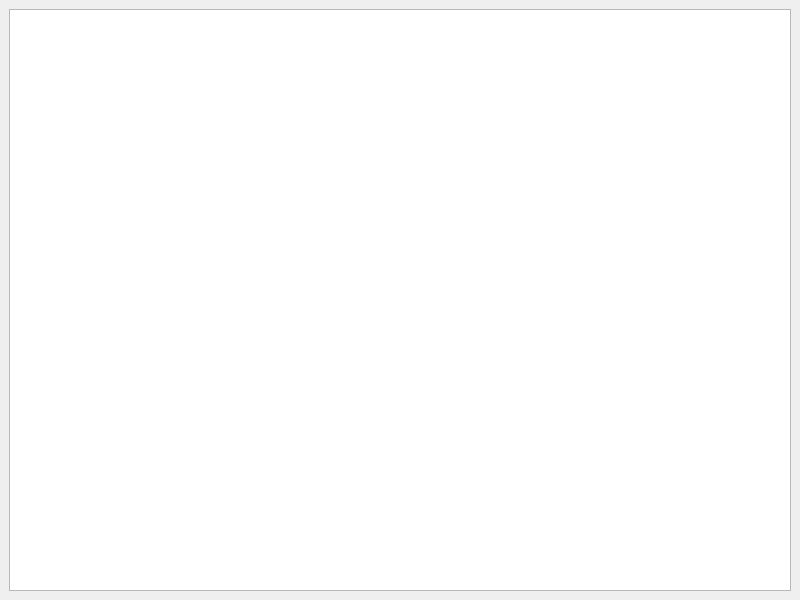
The window that 3/src/forms_ui/main_window.ui (dazzlemon/diit_121-ipz_y2_cg) describes before a commit, drawn with Qt 5.
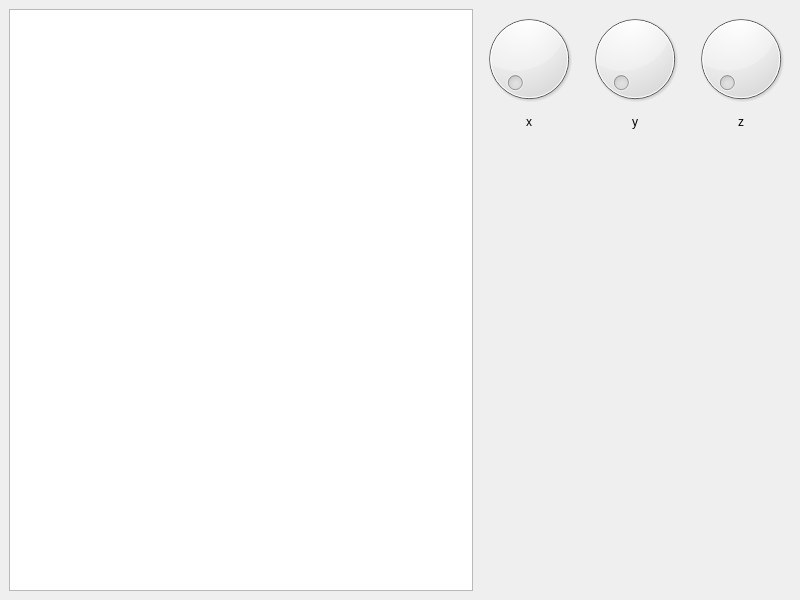
The same window after the commit.

Commit message: rotation dials

What changed in the file:
```diff
--- a/3/src/forms_ui/main_window.ui
+++ b/3/src/forms_ui/main_window.ui
@@ -18,6 +18,82 @@
     <item row="0" column="0">
      <widget class="QGraphicsView" name="gview"/>
     </item>
+    <item row="0" column="1">
+     <layout class="QVBoxLayout" name="verticalLayout">
+      <item>
+       <layout class="QHBoxLayout" name="horizontalLayout">
+        <item>
+         <widget class="QDial" name="xDial">
+          <property name="maximum">
+           <number>360</number>
+          </property>
+         </widget>
+        </item>
+        <item>
+         <widget class="QDial" name="yDial">
+          <property name="maximum">
+           <number>360</number>
+          </property>
+         </widget>
+        </item>
+        <item>
+         <widget class="QDial" name="zDial">
+          <property name="maximum">
+           <number>360</number>
+          </property>
+         </widget>
+        </item>
+       </layout>
+      </item>
+      <item>
+       <layout class="QHBoxLayout" name="horizontalLayout_2">
+        <item>
+         <widget class="QLabel" name="label_3">
+          <property name="text">
+           <string>x</string>
+          </property>
+          <property name="alignment">
+           <set>Qt::AlignCenter</set>
+          </property>
+         </widget>
+        </item>
+        <item>
+         <widget class="QLabel" name="label">
+          <property name="text">
+           <string>y</string>
+          </property>
+          <property name="alignment">
+           <set>Qt::AlignCenter</set>
+          </property>
+         </widget>
+        </item>
+        <item>
+         <widget class="QLabel" name="label_2">
+          <property name="text">
+           <string>z</string>
+          </property>
+          <property name="alignment">
+           <set>Qt::AlignCenter</set>
+          </property>
+         </widget>
+        </item>
+       </layout>
+      </item>
+      <item>
+       <spacer name="verticalSpacer">
+        <property name="orientation">
+         <enum>Qt::Vertical</enum>
+        </property>
+        <property name="sizeHint" stdset="0">
+         <size>
+          <width>20</width>
+          <height>40</height>
+         </size>
+        </property>
+       </spacer>
+      </item>
+     </layout>
+    </item>
    </layout>
   </widget>
  </widget>
```
The commit also changes 2 other files.
